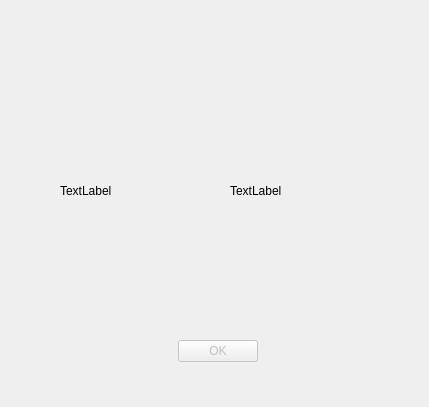
The window that pytripgui/view/loading_file_dialog.ui (pytrip/pytripgui) describes before a commit, drawn with Qt 5.
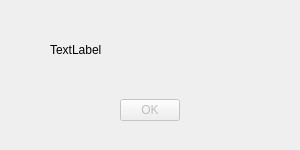
The same window after the commit.

```diff
--- a/pytripgui/view/loading_file_dialog.ui
+++ b/pytripgui/view/loading_file_dialog.ui
@@ -6,8 +6,8 @@
    <rect>
     <x>0</x>
     <y>0</y>
-    <width>429</width>
-    <height>407</height>
+    <width>300</width>
+    <height>150</height>
    </rect>
   </property>
   <property name="windowTitle">
@@ -16,16 +16,29 @@
   <property name="sizeGripEnabled">
    <bool>false</bool>
   </property>
+  <widget class="QLabel" name="info_label">
+   <property name="geometry">
+    <rect>
+     <x>50</x>
+     <y>20</y>
+     <width>200</width>
+     <height>60</height>
+    </rect>
+   </property>
+   <property name="text">
+    <string>TextLabel</string>
+   </property>
+  </widget>
   <widget class="QDialogButtonBox" name="ok_button">
    <property name="enabled">
     <bool>false</bool>
    </property>
    <property name="geometry">
     <rect>
-     <x>140</x>
-     <y>340</y>
-     <width>156</width>
-     <height>23</height>
+     <x>120</x>
+     <y>80</y>
+     <width>60</width>
+     <height>60</height>
     </rect>
    </property>
    <property name="standardButtons">
@@ -35,32 +48,6 @@
     <bool>true</bool>
    </property>
   </widget>
-  <widget class="QLabel" name="info_label">
-   <property name="geometry">
-    <rect>
-     <x>230</x>
-     <y>150</y>
-     <width>121</width>
-     <height>81</height>
-    </rect>
-   </property>
-   <property name="text">
-    <string>TextLabel</string>
-   </property>
-  </widget>
-  <widget class="QLabel" name="animation_label">
-   <property name="geometry">
-    <rect>
-     <x>60</x>
-     <y>120</y>
-     <width>131</width>
-     <height>141</height>
-    </rect>
-   </property>
-   <property name="text">
-    <string>TextLabel</string>
-   </property>
-  </widget>
  </widget>
  <resources/>
  <connections/>
```
Left out of the diff: 2 changed lines with no effect on the pictures.
